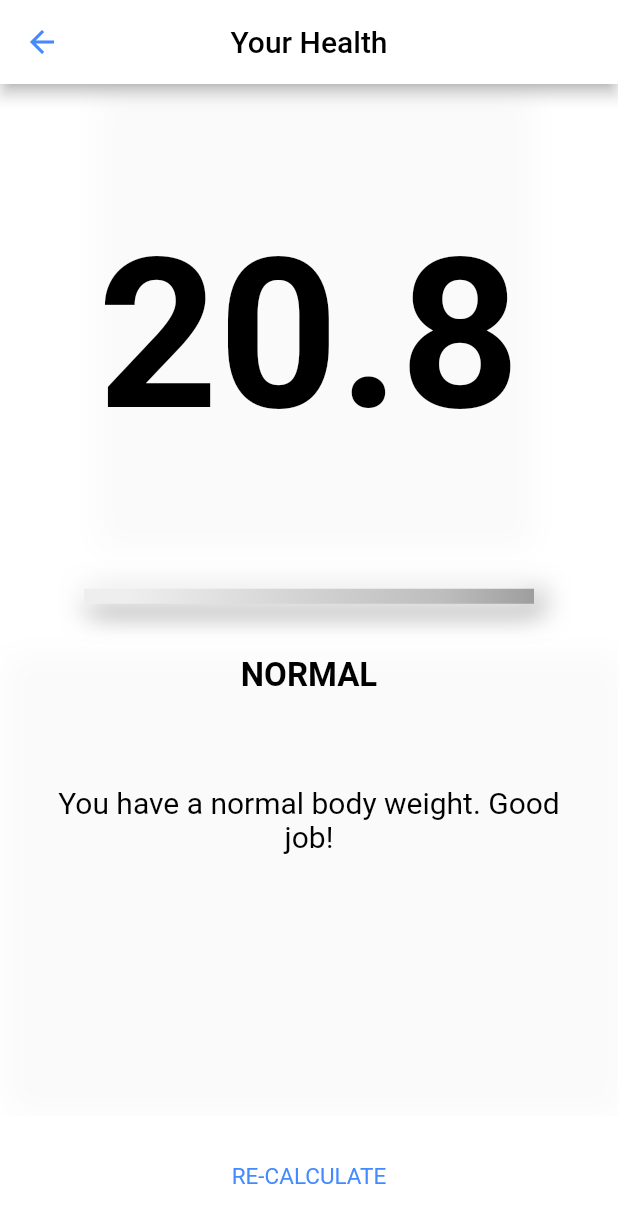
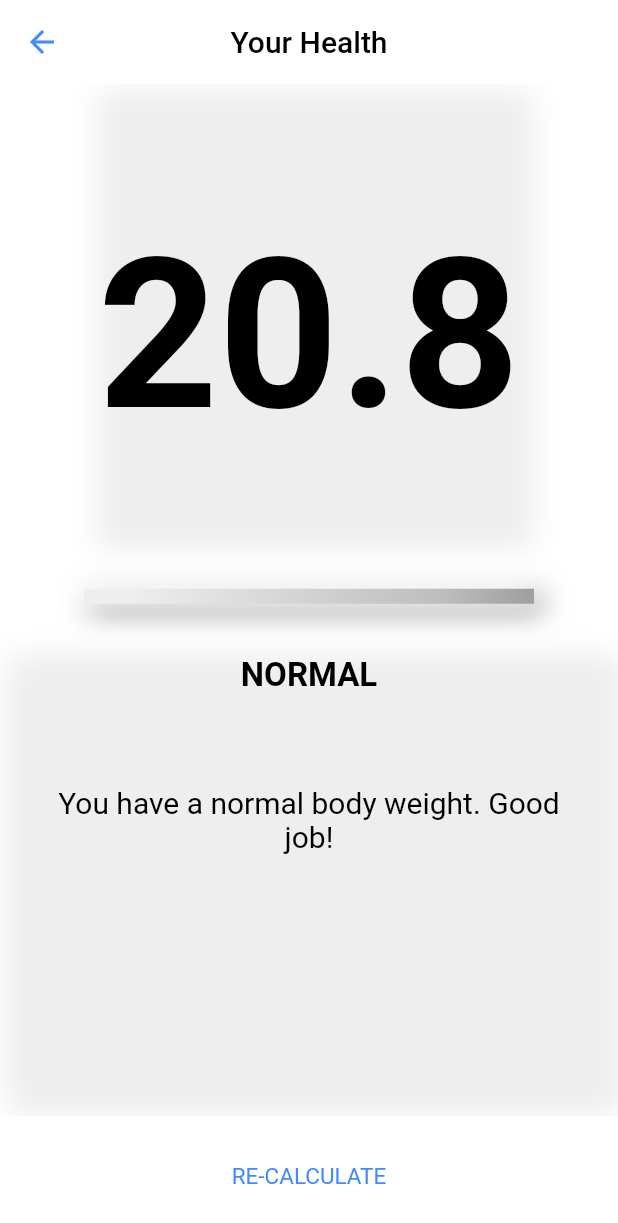
Before and after one commit to gabrieltaiwo/my_bmi_calculator, a Flutter app: the screen it shows after launch, after a tap on "CALCULATE", on a phone screen of 412 x 824 dp. Shown: the top 1223 px of the screen. Run offline on Flutter 3.47's test engine with Material 2 defaults, Android fonts, the phone set to English and light mode, and no system bars; our stand-ins replace flutter_svg, font_awesome_flutter; missing offline and left inert: height_slider.

Commit message:
FIRST COMMIT

```diff
--- a/lib/bottom_button.dart
+++ b/lib/bottom_button.dart
@@ -1,8 +1,9 @@
 import 'package:flutter/material.dart';
 import 'constants.dart';
+import 'package:flutter_svg/flutter_svg.dart';
 
 class BottomButton extends StatelessWidget {
-  BottomButton({@required this.onTap, @required this.buttonTitle});
+  BottomButton({@required this.onTap, this.buttonTitle});
 
   final Function onTap;
   final String buttonTitle;
@@ -20,6 +21,7 @@ class BottomButton extends StatelessWidget {
             width: double.infinity,
             height: kbottomContainerHeight,
             child: Center(
+              //child: SvgPicture.asset("images/PacMan.svg"),
               child: Text(
                 buttonTitle,
                 style: kbblabelTextStyle,
--- a/lib/input_page.dart
+++ b/lib/input_page.dart
@@ -5,7 +5,7 @@ import 'package:mybmicalculator/reusable_card.dart';
 import 'package:mybmicalculator/icon_content.dart';
 // import 'package:weight_slider/weight_slider.dart';
 import 'package:mybmicalculator/constants.dart';
-import 'results_page.dart';
+//import 'results_page.dart';
 import 'round_icon_button.dart';
 import 'bottom_button.dart';
 import 'stack_result_page.dart';
@@ -35,6 +35,7 @@ class _InputPageState extends State<InputPage> {
     return Scaffold(
       backgroundColor: kactiveCardColour,
       appBar: AppBar(
+        elevation: 0,
         centerTitle: true,
         title: Text(
           'myBMI Calculator',
--- a/lib/results_page.dart
+++ b/lib/results_page.dart
@@ -1,7 +1,7 @@
 import 'package:flutter/material.dart';
 import 'constants.dart';
 import 'reusable_card.dart';
-import 'input_page.dart';
+//import 'input_page.dart';
 import 'bottom_button.dart';
 import 'stack_result_page.dart';
 
--- a/lib/reusable_card.dart
+++ b/lib/reusable_card.dart
@@ -1,12 +1,18 @@
 import 'package:flutter/material.dart';
 
 class ReusableCard extends StatelessWidget {
-  ReusableCard(
-      {@required this.colour, this.cardChild, this.cardHeight, this.onPress});
+  ReusableCard({
+    this.colour,
+    this.cardChild,
+    this.cardHeight,
+    this.onPress,
+    //this.shadowColor
+  });
   final Color colour;
   final Widget cardChild;
   final double cardHeight;
   final Function onPress;
+  //final Property shadowColor;
 
   @override
   Widget build(BuildContext context) {
@@ -19,9 +25,10 @@ class ReusableCard extends StatelessWidget {
         decoration: BoxDecoration(
           color: colour,
           borderRadius: BorderRadius.circular(10.0),
+          // boxShadow: shadowColor
           boxShadow: [
             BoxShadow(
-                color: Colors.grey[50],
+                color: Colors.grey[200],
                 offset: Offset(4.0, 4.0),
                 blurRadius: 15.0,
                 spreadRadius: 5.0),
--- a/lib/stack_result_page.dart
+++ b/lib/stack_result_page.dart
@@ -18,6 +18,7 @@ class StackResultPage extends StatelessWidget {
     return Scaffold(
       backgroundColor: kactiveCardColour,
       appBar: AppBar(
+        elevation: 0,
         leading: IconButton(
           icon: Icon(
             Icons.arrow_back,
@@ -59,7 +60,7 @@ class StackResultPage extends StatelessWidget {
               ],
             ),
             decoration: BoxDecoration(
-              color: kactiveCardColour,
+              // color: kactiveCardColour,
               shape: BoxShape.rectangle,
               boxShadow: [
                 BoxShadow(
--- a/pubspec.yaml
+++ b/pubspec.yaml
@@ -13,6 +13,7 @@ dependencies:
 
   cupertino_icons: ^0.1.3
   font_awesome_flutter: ^8.8.1
+
 
 
 dev_dependencies:
```
Also changed, not shown: images/PacMan.svg (added), pubspec.lock.
